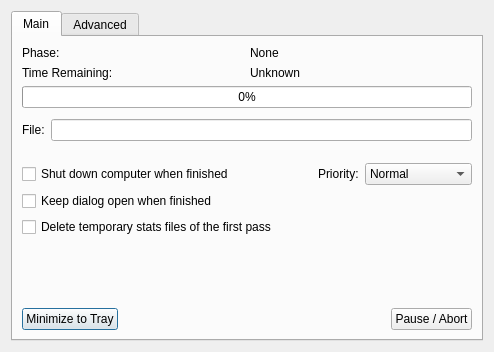
The window that avidemux/qt4/ADM_userInterfaces/ADM_dialog/encoding.ui (mean00/avidemux2) describes before a commit, drawn with Qt 5.
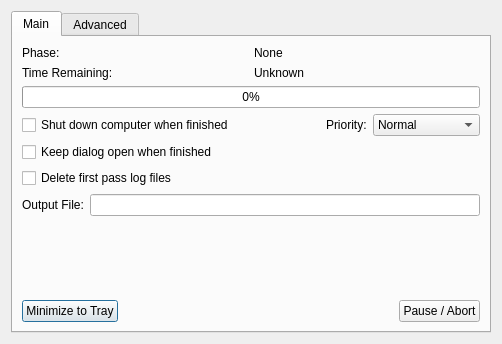
The same window after the commit.

Commit message:
[Q_encoding] Relocate output filename indicator below checkboxes
This works better in case we want to hide it.

```diff
--- a/avidemux/qt4/ADM_userInterfaces/ADM_dialog/encoding.ui
+++ b/avidemux/qt4/ADM_userInterfaces/ADM_dialog/encoding.ui
@@ -6,8 +6,8 @@
    <rect>
     <x>0</x>
     <y>0</y>
-    <width>494</width>
-    <height>352</height>
+    <width>502</width>
+    <height>344</height>
    </rect>
   </property>
   <property name="sizePolicy">
@@ -84,62 +84,6 @@
          </item>
         </layout>
        </item>
-       <item>
-        <spacer name="verticalSpacer">
-         <property name="orientation">
-          <enum>Qt::Vertical</enum>
-         </property>
-         <property name="sizeType">
-          <enum>QSizePolicy::Fixed</enum>
-         </property>
-         <property name="sizeHint" stdset="0">
-          <size>
-           <width>20</width>
-           <height>5</height>
-          </size>
-         </property>
-        </spacer>
-       </item>
-       <item>
-        <layout class="QHBoxLayout" name="horizontalLayout_2">
-         <item>
-          <widget class="QLabel" name="labelFileName">
-           <property name="sizePolicy">
-            <sizepolicy hsizetype="Minimum" vsizetype="Preferred">
-             <horstretch>0</horstretch>
-             <verstretch>0</verstretch>
-            </sizepolicy>
-           </property>
-           <property name="text">
-            <string>File:</string>
-           </property>
-          </widget>
-         </item>
-         <item>
-          <widget class="QLineEdit" name="lineEditFN">
-           <property name="readOnly">
-            <bool>true</bool>
-           </property>
-          </widget>
-         </item>
-        </layout>
-       </item>
-       <item>
-        <spacer name="verticalSpacer1">
-         <property name="orientation">
-          <enum>Qt::Vertical</enum>
-         </property>
-         <property name="sizeType">
-          <enum>QSizePolicy::Fixed</enum>
-         </property>
-         <property name="sizeHint" stdset="0">
-          <size>
-           <width>20</width>
-           <height>16</height>
-          </size>
-         </property>
-        </spacer>
-       </item>
        <item>
         <layout class="QHBoxLayout" name="horizontalLayout1">
          <item>
@@ -232,7 +176,7 @@
          <item>
           <widget class="QCheckBox" name="checkBoxDeleteStats">
            <property name="text">
-            <string>Delete temporary stats files of the first pass</string>
+            <string>Delete first pass log files</string>
            </property>
           </widget>
          </item>
@@ -251,6 +195,30 @@
          </item>
         </layout>
        </item>
+       <item>
+        <layout class="QHBoxLayout" name="horizontalLayout_2">
+         <item>
+          <widget class="QLabel" name="labelFileName">
+           <property name="sizePolicy">
+            <sizepolicy hsizetype="Minimum" vsizetype="Preferred">
+             <horstretch>0</horstretch>
+             <verstretch>0</verstretch>
+            </sizepolicy>
+           </property>
+           <property name="text">
+            <string>Output File:</string>
+           </property>
+          </widget>
+         </item>
+         <item>
+          <widget class="QLineEdit" name="lineEditFN">
+           <property name="readOnly">
+            <bool>true</bool>
+           </property>
+          </widget>
+         </item>
+        </layout>
+       </item>
        <item>
         <spacer name="verticalSpacer2">
          <property name="orientation">
```
